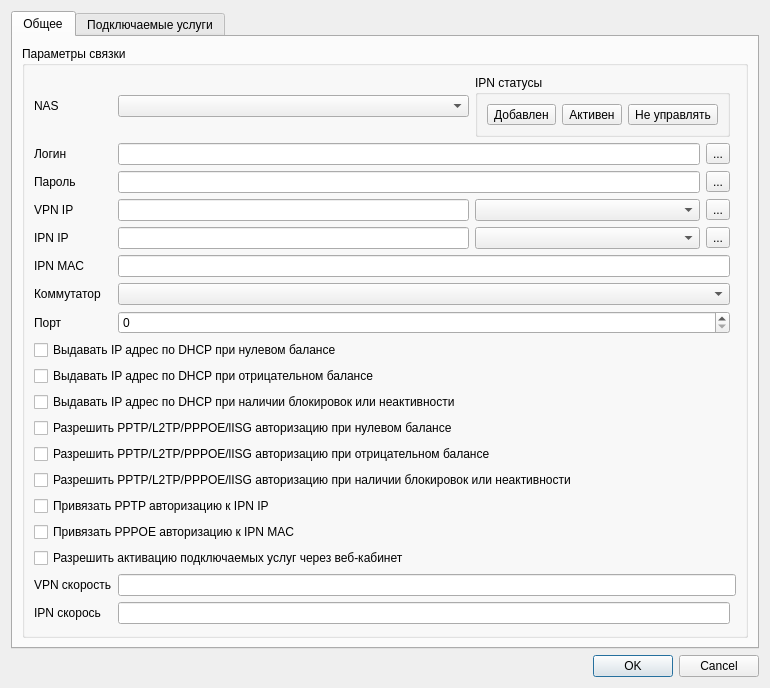
brat002/ExpertBilling, file mdi/forms/subaccount_link.ui: the form before one commit.
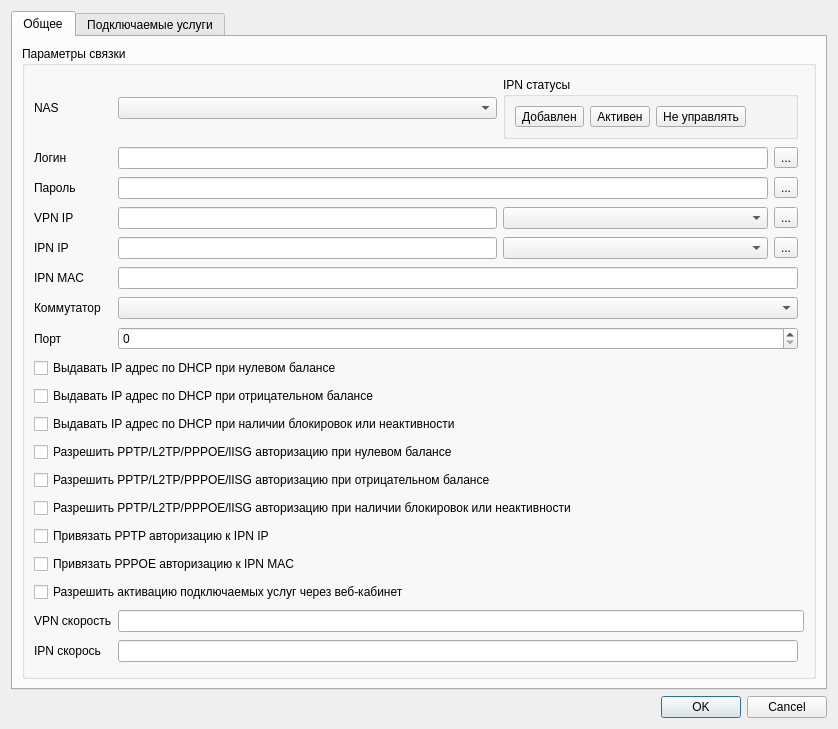
The form after the commit. The open tabs and pages were chosen to show the change.

Commit message: *any changes in interface

Diff of the .ui file:
```diff
--- a/mdi/forms/subaccount_link.ui
+++ b/mdi/forms/subaccount_link.ui
@@ -6,8 +6,8 @@
    <rect>
     <x>0</x>
     <y>0</y>
-    <width>556</width>
-    <height>659</height>
+    <width>838</width>
+    <height>729</height>
    </rect>
   </property>
   <property name="windowTitle">
@@ -252,6 +252,19 @@
                </property>
               </widget>
              </item>
+             <item>
+              <spacer name="horizontalSpacer">
+               <property name="orientation">
+                <enum>Qt::Horizontal</enum>
+               </property>
+               <property name="sizeHint" stdset="0">
+                <size>
+                 <width>40</width>
+                 <height>20</height>
+                </size>
+               </property>
+              </spacer>
+             </item>
             </layout>
            </widget>
           </item>
```
Left out of the diff: 8 changed lines with no effect on the pictures. The commit also changes 3 other files.
